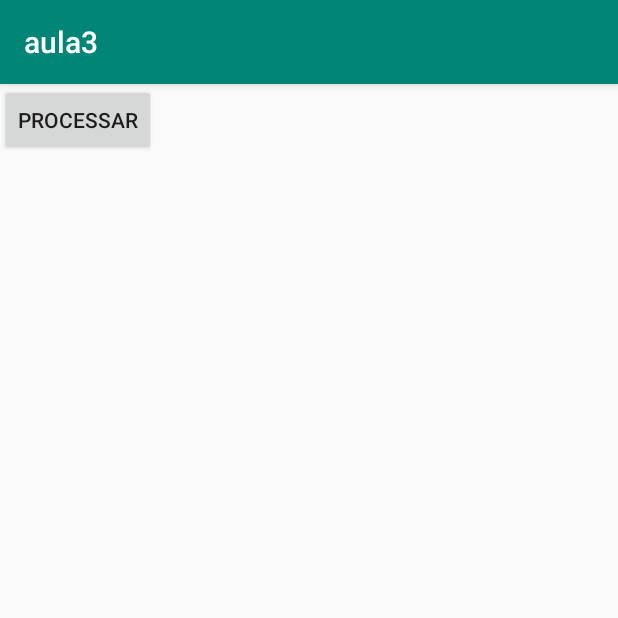
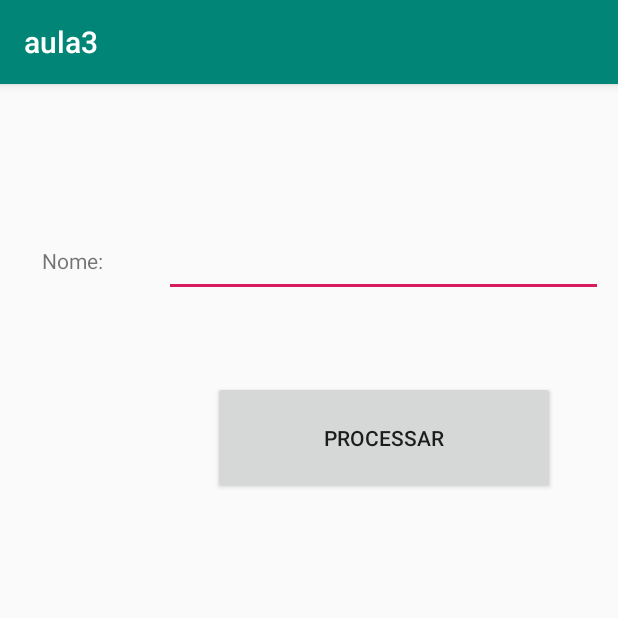
Before and after one commit to Omegahub/PAMI-Aula3, an Android app: the screen it shows after launch (MainActivity), on a phone screen of 412 x 824 dp, the top half of it. Run offline under Robolectric (Android 15) with nearby library versions, the phone set to English and light mode, and no system bars.

Commit message:
constraint layout

```diff
--- a/app/src/main/res/layout/activity_main.xml
+++ b/app/src/main/res/layout/activity_main.xml
@@ -8,11 +8,39 @@
 
     <Button
         android:id="@+id/btnProcessar"
-        android:layout_width="wrap_content"
-        android:layout_height="wrap_content"
+        android:layout_width="228dp"
+        android:layout_height="75dp"
+        android:layout_marginTop="56dp"
+        android:layout_marginEnd="32dp"
+        android:layout_marginRight="32dp"
         android:onClick="onProcessar"
         android:text="@string/processar"
-        tools:layout_editor_absoluteX="93dp"
-        tools:layout_editor_absoluteY="152dp" />
+        app:layout_constraintEnd_toEndOf="@+id/editText"
+        app:layout_constraintTop_toBottomOf="@+id/editText" />
+
+    <TextView
+        android:id="@+id/lblNome"
+        android:layout_width="76dp"
+        android:layout_height="27dp"
+        android:layout_marginStart="28dp"
+        android:layout_marginLeft="28dp"
+        android:layout_marginTop="108dp"
+        android:text="@string/nome"
+        app:layout_constraintStart_toStartOf="parent"
+        app:layout_constraintTop_toTopOf="parent" />
+
+    <EditText
+        android:id="@+id/editText"
+        android:layout_width="0dp"
+        android:layout_height="50dp"
+        android:layout_marginStart="5dp"
+        android:layout_marginLeft="5dp"
+        android:layout_marginEnd="10dp"
+        android:layout_marginRight="10dp"
+        android:ems="10"
+        android:inputType="textPersonName"
+        app:layout_constraintBaseline_toBaselineOf="@+id/lblNome"
+        app:layout_constraintEnd_toEndOf="parent"
+        app:layout_constraintStart_toEndOf="@+id/lblNome" />
 
 </android.support.constraint.ConstraintLayout>
--- a/app/src/main/res/values/strings.xml
+++ b/app/src/main/res/values/strings.xml
@@ -1,4 +1,5 @@
 <resources>
     <string name="app_name">aula3</string>
     <string name="processar">Processar</string>
+    <string name="nome">Nome:</string>
 </resources>
```
Also changed, not shown: app/src/main/java/br/com/etechotacio/aula3/MainActivity.java (line endings or trailing spaces).
